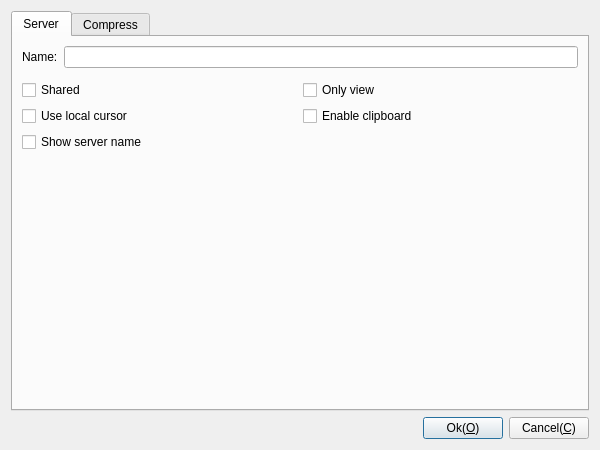
First picture: the form in Plugins/LibVNCServer/Client/DlgSettingsLibVnc.ui, repository KangLin/RabbitRemoteControl, before the edit.
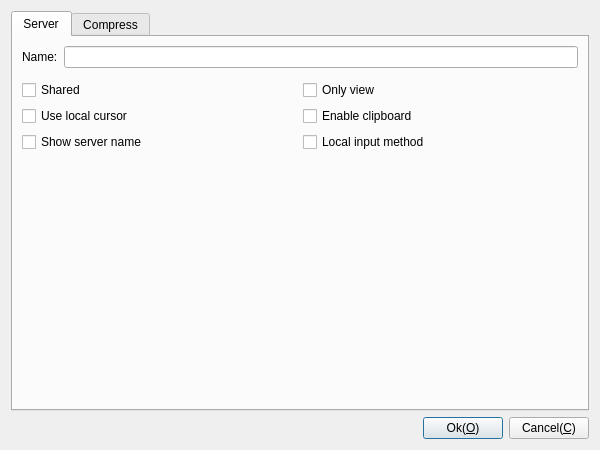
Second picture: the form after the edit. Icons and pictures are not drawn. Custom widgets are drawn as their Qt base class.

Commit message: Plugins::LibVNCServer: modify input method #79

```diff
--- a/Plugins/LibVNCServer/Client/DlgSettingsLibVnc.ui
+++ b/Plugins/LibVNCServer/Client/DlgSettingsLibVnc.ui
@@ -122,12 +122,23 @@
         </layout>
        </item>
        <item row="4" column="0">
+        <layout class="QHBoxLayout" name="horizontalLayout_3">
+         <item>
         <widget class="QCheckBox" name="cbShowServerName">
          <property name="text">
           <string>Show server name</string>
          </property>
         </widget>
        </item>
+         <item>
+          <widget class="QCheckBox" name="cbInputMethod">
+           <property name="text">
+            <string>Local input method</string>
+           </property>
+          </widget>
+         </item>
+        </layout>
+       </item>
        <item row="5" column="0">
         <spacer name="verticalSpacer_2">
          <property name="orientation">
```
Left out of the diff: 6 changed lines with no effect on the pictures. Lines whose indentation alone changed are shown as unchanged. The commit also changes 6 other files.
